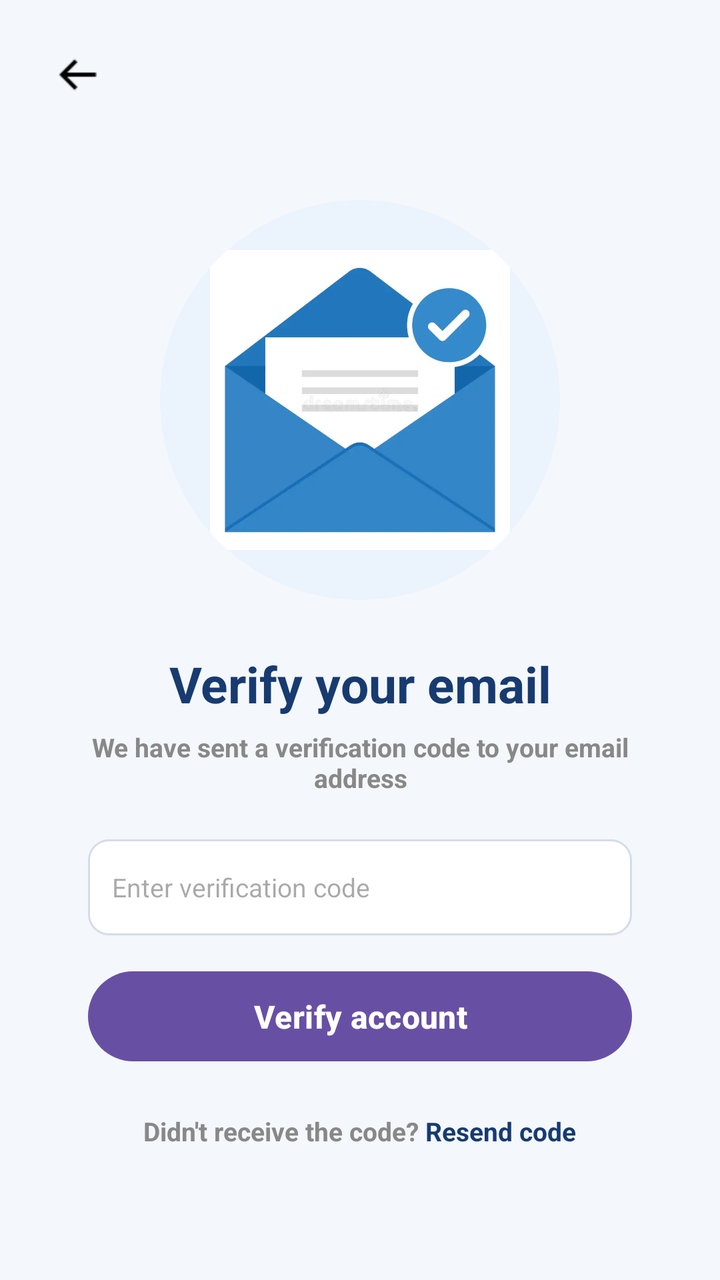
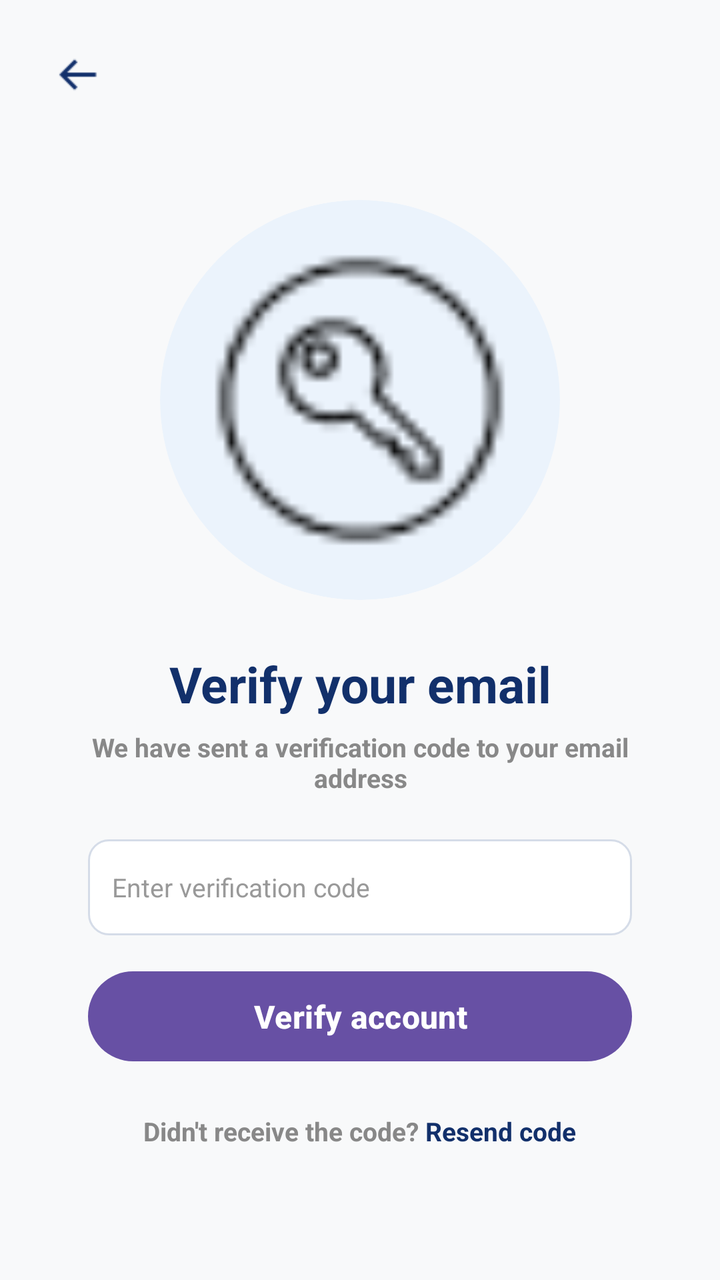

Compare the two renders of this Android layout. The source of the first and the diff that turns it into the second are given below.
<!-- AndroidManifest.xml: application theme Theme.CampusMart -->
<!-- res/layout/verify_email.xml -->
<?xml version="1.0" encoding="utf-8"?>
<LinearLayout
    xmlns:android="http://schemas.android.com/apk/res/android"
    android:layout_width="match_parent"
    android:layout_height="match_parent"
    android:orientation="vertical"
    android:background="#F4F7FB">

    
    <RelativeLayout
        android:layout_width="match_parent"
        android:layout_height="75dp">

        <ImageView
            android:id="@+id/back"
            android:layout_width="24dp"
            android:layout_height="24dp"
            android:layout_marginStart="27dp"
            android:layout_centerVertical="true"
            android:src="@drawable/back_arrow_png"
            android:tint="#000000"/>

    </RelativeLayout>

    
    <LinearLayout
        android:layout_width="match_parent"
        android:layout_height="0dp"
        android:layout_weight="1"
        android:orientation="vertical"
        android:gravity="center_horizontal"
        android:paddingHorizontal="44dp">

        
        <FrameLayout
            android:layout_width="200dp"
            android:layout_height="200dp"
            android:layout_marginTop="25dp"
            android:background="@drawable/bg_circle_light"
            android:padding="25dp"
            android:clipToOutline="true">

            <ImageView
                android:id="@+id/verificationImage"
                android:layout_width="match_parent"
                android:layout_height="match_parent"
                android:src="@drawable/otp"
                android:scaleType="fitCenter"/>

        </FrameLayout>

        
        <TextView
            android:layout_width="match_parent"
            android:layout_height="wrap_content"
            android:layout_marginTop="25dp"
            android:gravity="center"
            android:text="Verify your email"
            android:textColor="#173B70"
            android:textSize="25sp"
            android:textStyle="bold"/>

        
        <TextView
            android:layout_width="match_parent"
            android:layout_height="wrap_content"
            android:gravity="center"
            android:layout_marginTop="6dp"
            android:text="We have sent a verification code to your email address"
            android:textColor="#888888"
            android:textSize="13sp"
            android:textStyle="bold"/>

        
        <EditText
            android:id="@+id/verificationCode"
            android:layout_width="match_parent"
            android:layout_height="48dp"
            android:layout_marginTop="22dp"
            android:hint="Enter verification code"
            android:inputType="number"
            android:singleLine="true"
            android:textSize="13sp"
            android:paddingHorizontal="12dp"
            android:background="@drawable/input_background"/>

        
        <Button
            android:id="@+id/btnVerify"
            android:layout_width="match_parent"
            android:layout_height="45dp"
            android:layout_marginTop="18dp"
            android:text="Verify account"
            android:textAllCaps="false"
            android:textColor="#FFFFFF"
            android:textSize="16sp"
            android:textStyle="bold"
            android:background="@drawable/button_background"/>

        
        <LinearLayout
            android:layout_width="match_parent"
            android:layout_height="wrap_content"
            android:gravity="center"
            android:orientation="horizontal"
            android:layout_marginTop="26dp">

            <TextView
                android:layout_width="wrap_content"
                android:layout_height="wrap_content"
                android:text="Didn't receive the code? "
                android:textColor="#888888"
                android:textSize="13sp"
                android:textStyle="bold"/>

            <TextView
                android:id="@+id/resendCode"
                android:layout_width="wrap_content"
                android:layout_height="wrap_content"
                android:text="Resend code"
                android:textColor="#173B70"
                android:textSize="13sp"
                android:textStyle="bold"/>

        </LinearLayout>

    </LinearLayout>

</LinearLayout>
<!-- resources referenced by this layout -->
<resources>
  <!-- drawable back_arrow_png: png bitmap (drawable, 249 bytes) -->
  <!-- drawable bg_circle_light (drawable) -->
  <?xml version="1.0" encoding="utf-8"?>
  <shape xmlns:android="http://schemas.android.com/apk/res/android"
      android:shape="oval">
      <solid android:color="#EBF3FC" />
  </shape>
  <!-- drawable button_background (drawable) -->
  <?xml version="1.0" encoding="utf-8"?>
  <shape xmlns:android="http://schemas.android.com/apk/res/android">
      <solid android:color="#173B70"/>
      <corners android:radius="30dp"/>
  </shape>
  <!-- drawable input_background (drawable) -->
  <?xml version="1.0" encoding="utf-8"?>
  <shape xmlns:android="http://schemas.android.com/apk/res/android">
      <solid android:color="#FFFFFF"/>
      <corners android:radius="10dp"/>
      <stroke
          android:width="1dp"
          android:color="#D5DCE8"/>
  </shape>
  <!-- drawable otp: webp bitmap (drawable, 9748 bytes) -->
  <style name="Theme.CampusMart" parent="Base.Theme.CampusMart" />
  <style name="Base.Theme.CampusMart" parent="Theme.Material3.DayNight.NoActionBar">
          
          
      </style>
</resources>

<!-- the commit's change to res/layout/verify_email.xml (unified diff, before → after) -->
@@ -3,8 +3,8 @@
     xmlns:android="http://schemas.android.com/apk/res/android"
     android:layout_width="match_parent"
     android:layout_height="match_parent"
-    android:orientation="vertical"
-    android:background="#F4F7FB">
+    android:background="#F8F9FA"
+    android:orientation="vertical">
 
     
     <RelativeLayout
@@ -15,10 +15,10 @@
             android:id="@+id/back"
             android:layout_width="24dp"
             android:layout_height="24dp"
+            android:layout_centerVertical="true"
             android:layout_marginStart="27dp"
-            android:layout_centerVertical="true"
             android:src="@drawable/back_arrow_png"
-            android:tint="#000000"/>
+            android:tint="#12306B" />
 
     </RelativeLayout>
 
@@ -27,8 +27,8 @@
         android:layout_width="match_parent"
         android:layout_height="0dp"
         android:layout_weight="1"
+        android:gravity="center_horizontal"
         android:orientation="vertical"
-        android:gravity="center_horizontal"
         android:paddingHorizontal="44dp">
 
         
@@ -37,15 +37,15 @@
             android:layout_height="200dp"
             android:layout_marginTop="25dp"
             android:background="@drawable/bg_circle_light"
-            android:padding="25dp"
-            android:clipToOutline="true">
+            android:clipToOutline="true"
+            android:padding="25dp">
 
             <ImageView
                 android:id="@+id/verificationImage"
                 android:layout_width="match_parent"
                 android:layout_height="match_parent"
-                android:src="@drawable/otp"
-                android:scaleType="fitCenter"/>
+                android:scaleType="fitCenter"
+                android:src="@drawable/otp_icon_png" />
 
         </FrameLayout>
 
@@ -56,20 +56,20 @@
             android:layout_marginTop="25dp"
             android:gravity="center"
             android:text="Verify your email"
-            android:textColor="#173B70"
+            android:textColor="#12306B"
             android:textSize="25sp"
-            android:textStyle="bold"/>
+            android:textStyle="bold" />
 
         
         <TextView
             android:layout_width="match_parent"
             android:layout_height="wrap_content"
+            android:layout_marginTop="6dp"
             android:gravity="center"
-            android:layout_marginTop="6dp"
             android:text="We have sent a verification code to your email address"
             android:textColor="#888888"
             android:textSize="13sp"
-            android:textStyle="bold"/>
+            android:textStyle="bold" />
 
         
         <EditText
@@ -77,12 +77,14 @@
             android:layout_width="match_parent"
             android:layout_height="48dp"
             android:layout_marginTop="22dp"
+            android:background="@drawable/input_background"
             android:hint="Enter verification code"
             android:inputType="number"
+            android:paddingHorizontal="12dp"
             android:singleLine="true"
-            android:textSize="13sp"
-            android:paddingHorizontal="12dp"
-            android:background="@drawable/input_background"/>
+            android:textColor="#111111"
+            android:textColorHint="#999999"
+            android:textSize="13sp" />
 
         
         <Button
@@ -90,20 +92,20 @@
             android:layout_width="match_parent"
             android:layout_height="45dp"
             android:layout_marginTop="18dp"
+            android:background="@drawable/button_background"
             android:text="Verify account"
             android:textAllCaps="false"
             android:textColor="#FFFFFF"
             android:textSize="16sp"
-            android:textStyle="bold"
-            android:background="@drawable/button_background"/>
+            android:textStyle="bold" />
 
         
         <LinearLayout
             android:layout_width="match_parent"
             android:layout_height="wrap_content"
+            android:layout_marginTop="26dp"
             android:gravity="center"
-            android:orientation="horizontal"
-            android:layout_marginTop="26dp">
+            android:orientation="horizontal">
 
             <TextView
                 android:layout_width="wrap_content"
@@ -111,16 +113,16 @@
                 android:text="Didn't receive the code? "
                 android:textColor="#888888"
                 android:textSize="13sp"
-                android:textStyle="bold"/>
+                android:textStyle="bold" />
 
             <TextView
                 android:id="@+id/resendCode"
                 android:layout_width="wrap_content"
                 android:layout_height="wrap_content"
                 android:text="Resend code"
-                android:textColor="#173B70"
+                android:textColor="#12306B"
                 android:textSize="13sp"
-                android:textStyle="bold"/>
+                android:textStyle="bold" />
 
         </LinearLayout>
 
<!-- resource entries referenced after the edit -->
@@ -22,7 +22,7 @@
           android:width="1dp"
           android:color="#D5DCE8"/>
   </shape>
-  <!-- drawable otp: webp bitmap (drawable, 9748 bytes) -->
+  <!-- drawable otp_icon_png: png bitmap (drawable, 789 bytes) -->
   <style name="Theme.CampusMart" parent="Base.Theme.CampusMart" />
   <style name="Base.Theme.CampusMart" parent="Theme.Material3.DayNight.NoActionBar">
           
